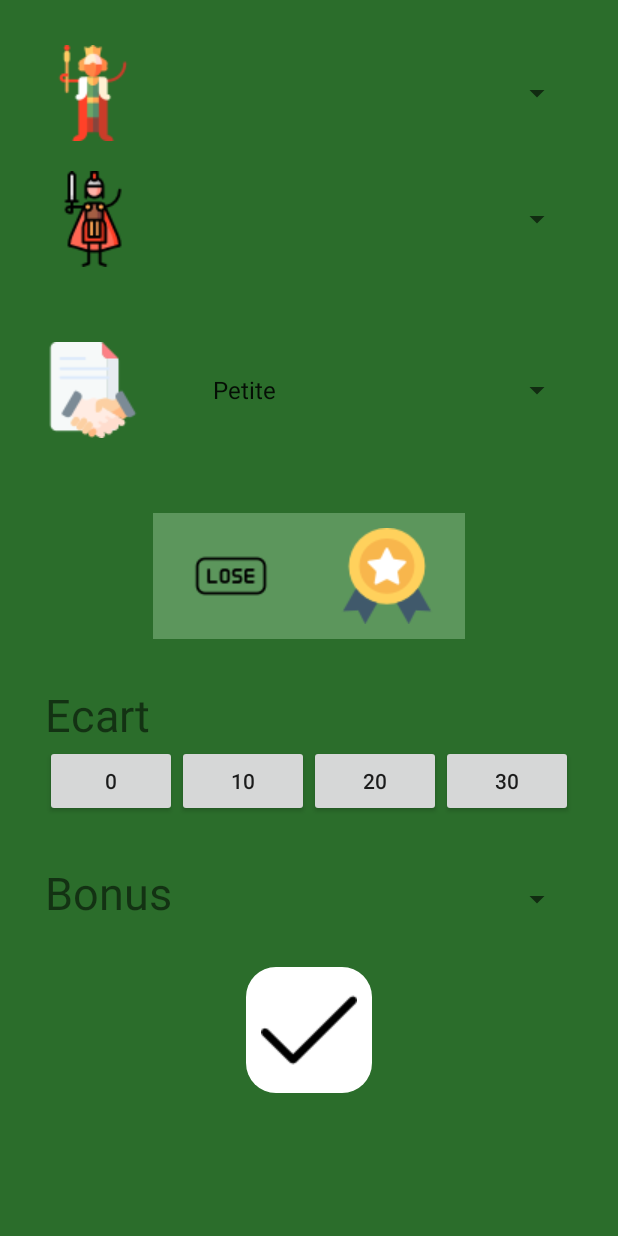
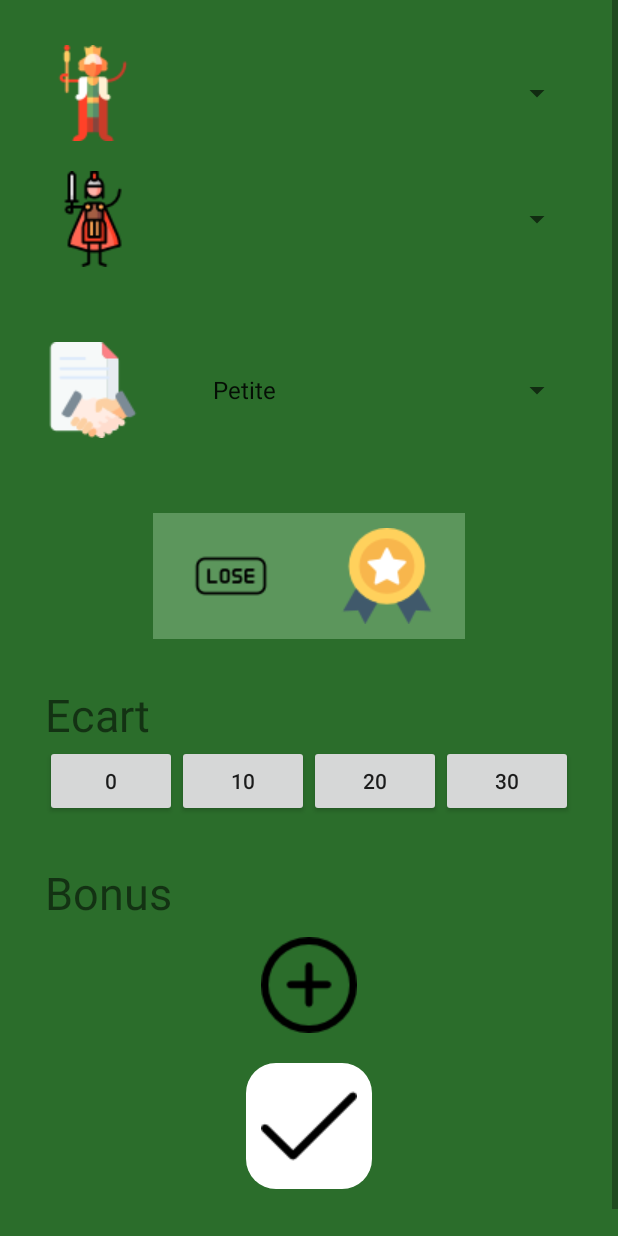
Before and after one commit to maximefuchs/GameScore, an Android app: the layout activity_add_game_tarot.xml on its own in the app's theme, with its tools: preview values and no code run, on a phone screen of 412 x 824 dp. Run offline under Robolectric (Android 15) with nearby library versions, the phone set to English and light mode, and no system bars.

Commit message:
change in layout for bonuses

```diff
--- a/app/src/main/res/layout/activity_add_game_tarot.xml
+++ b/app/src/main/res/layout/activity_add_game_tarot.xml
@@ -151,26 +151,27 @@
 
         </LinearLayout>
 
+        <TextView
+            android:layout_width="wrap_content"
+            android:layout_height="50dp"
+            android:text="Bonus"
+            android:textSize="30sp" />
+
         <LinearLayout
             android:layout_width="match_parent"
             android:layout_height="wrap_content"
-            android:orientation="horizontal">
-
-            <TextView
-                android:layout_width="wrap_content"
-                android:layout_height="50dp"
-                android:text="Bonus"
-                android:textSize="30sp" />
-
-            <Spinner
-                android:id="@+id/spinner_bonus"
-                android:layout_width="match_parent"
-                android:layout_height="wrap_content"
-                android:layout_gravity="center"
-                android:paddingStart="20dp"
-                android:paddingEnd="20dp" />
+            android:orientation="vertical"
+            android:id="@+id/LL_bonus">
 
         </LinearLayout>
+
+        <ImageButton
+            android:id="@+id/btnAddBonus"
+            android:layout_width="wrap_content"
+            android:layout_height="wrap_content"
+            android:background="@color/colorTransparent"
+            android:layout_gravity="center"
+            android:src="@drawable/add" />
 
 
         <ImageButton
@@ -178,9 +179,9 @@
             android:layout_width="wrap_content"
             android:layout_height="wrap_content"
             android:layout_gravity="center"
+            android:layout_margin="20dp"
             android:background="@drawable/background_games"
             android:padding="10dp"
-            android:layout_margin="20dp"
             android:src="@drawable/checked" />
 
     </LinearLayout>
--- a/app/src/main/res/values/colors.xml
+++ b/app/src/main/res/values/colors.xml
@@ -10,6 +10,7 @@
     <color name="colorFlash">#03DAC5</color>
 
     <color name="colorBlackTransparent">#40000000</color>
+    <color name="colorTransparent">#00000000</color>
 
     <color name="colorDefeat">#c99198</color>
     <color name="colorVictory">#91c9b6</color>
```
Also changed, not shown: app/src/main/java/com/example/gamescore/tarot/AddGameTarotActivity.kt (+36 -8 lines), app/src/main/res/layout/bonus_layout.xml (added, +26 -0 lines), app/src/main/res/values/strings.xml (+8 -0 lines).
